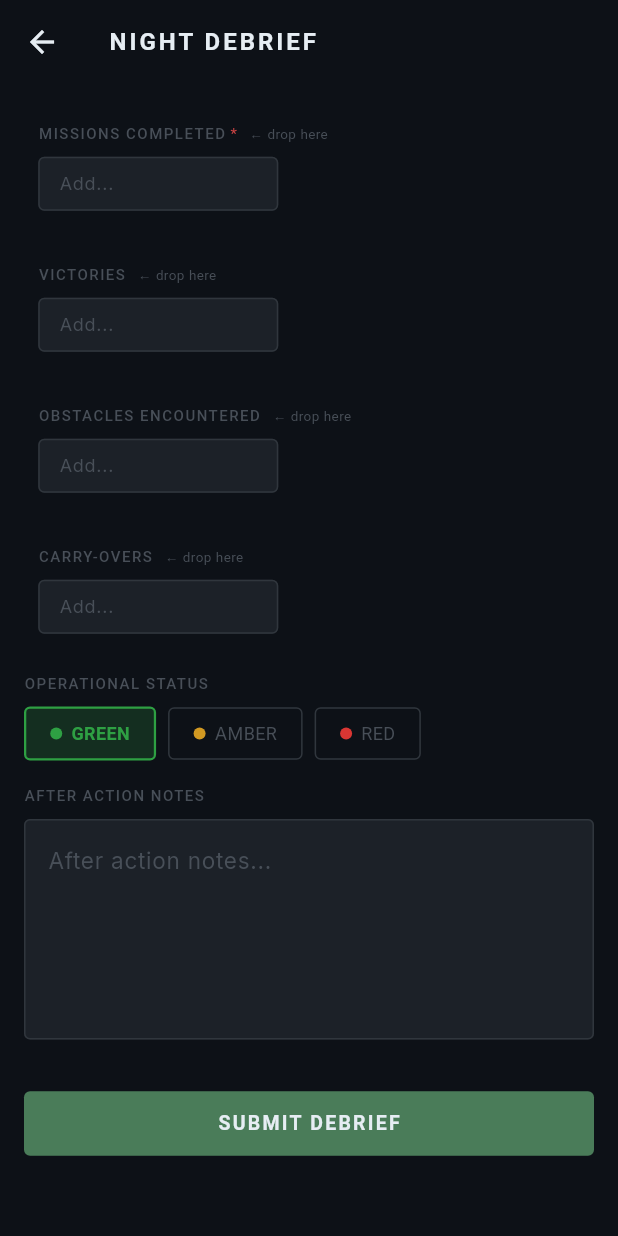
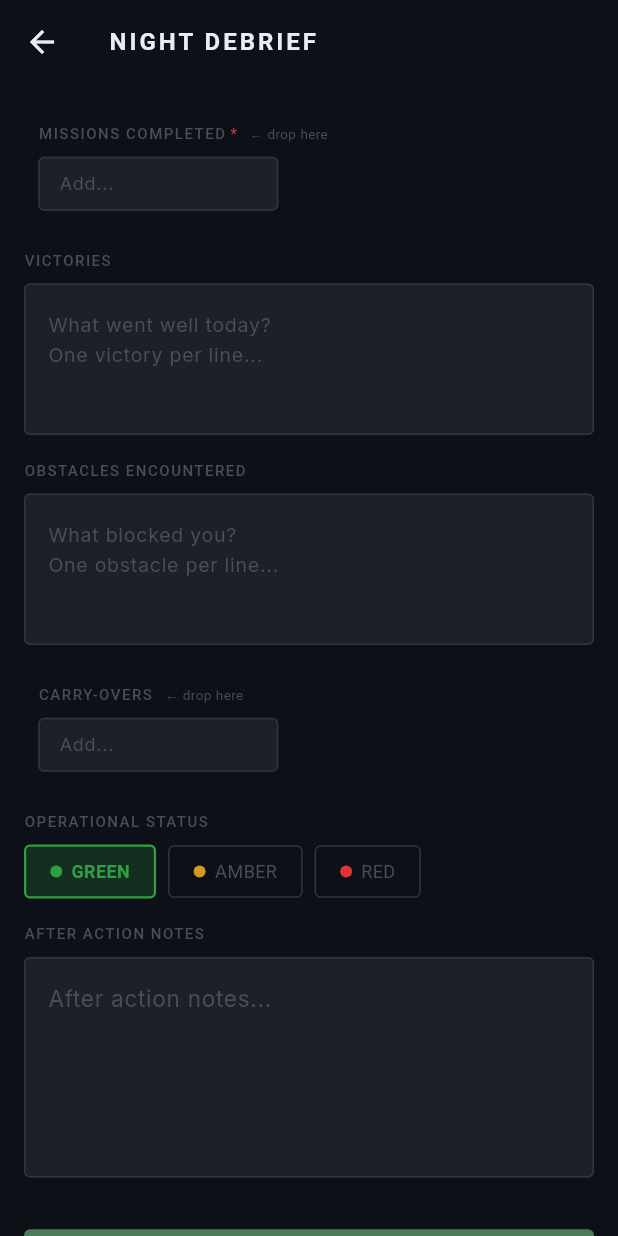
Before and after one commit to TS0047/tactical-ops, a Flutter app: the _DebriefForm screen opened directly, on a phone screen of 412 x 824 dp. Run offline on Flutter 3.47's test engine with Material 3 defaults, Android fonts, the phone set to English and light mode, and no system bars; our stand-ins replace cloud_firestore, firebase_auth, firebase_core, flutter_riverpod, flutter_slidable, freezed_annotation and 2 more; accounts and stored records are empty.

Commit message:
Convert victories and obstacles to free-text inputs in night debrief
Victories and Obstacles were chip-based sections that accepted drag-and-drop
from briefed objectives — confusing UX since they're meant for open reflection,
not task assignment.

- DebriefState: replaced `wins: List<String>` and `blockers: List<String>`
  with `winsText: String` and `blockersText: String`
- Added `setWins()` / `setBlockers()` notifier methods
- submit() splits each text field on newlines before saving to Firestore,
  so the summary screen (which renders List<String>) still works unchanged
- Replaced _ChipSection with _TextAreaSection (3-6 line multiline TextField)
  for both sections; drag-and-drop removed for these two only
- Missions Completed and Carry-Overs retain chip + drag-drop behaviour

Co-Authored-By: Claude Sonnet 4.6 <noreply@anthropic.com>

```diff
--- a/lib/presentation/screens/night_debrief/night_debrief_screen.dart
+++ b/lib/presentation/screens/night_debrief/night_debrief_screen.dart
@@ -5,7 +5,6 @@ import '../../../core/constants/app_colors.dart';
 import '../../../core/constants/app_strings.dart';
 import '../../../core/utils/date_utils.dart';
 import '../../../data/models/debrief.dart';
-import '../../../data/models/task.dart';
 import '../../../presentation/providers/debrief_providers.dart';
 import '../../../presentation/providers/task_providers.dart';
 import '../../../routing/route_names.dart';
@@ -114,20 +113,18 @@ class _DebriefForm extends ConsumerWidget {
             onDrop: (id) => notifier.dropTaskIntoSection(id, 'completed'),
           ),
           const SizedBox(height: 16),
-          _ChipSection(
+          _TextAreaSection(
             label: AppStrings.victories,
-            items: state.wins,
-            onAdd: (v) => notifier.addToSection('wins', v),
-            onRemove: (i) => notifier.removeFromSection('wins', i),
-            onDrop: (id) => notifier.dropTaskIntoSection(id, 'wins'),
+            value: state.winsText,
+            hintText: 'What went well today?\nOne victory per line...',
+            onChanged: notifier.setWins,
           ),
           const SizedBox(height: 16),
-          _ChipSection(
+          _TextAreaSection(
             label: AppStrings.obstaclesEncountered,
-            items: state.blockers,
-            onAdd: (v) => notifier.addToSection('blockers', v),
-            onRemove: (i) => notifier.removeFromSection('blockers', i),
-            onDrop: (id) => notifier.dropTaskIntoSection(id, 'blockers'),
+            value: state.blockersText,
+            hintText: 'What blocked you?\nOne obstacle per line...',
+            onChanged: notifier.setBlockers,
           ),
           const SizedBox(height: 16),
           _ChipSection(
@@ -345,6 +342,48 @@ class _ChipSectionState extends State<_ChipSection> {
   }
 }
 
+// ── Free-text section (victories / obstacles) ─────────────────────────────
+
+class _TextAreaSection extends StatelessWidget {
+  const _TextAreaSection({
+    required this.label,
+    required this.value,
+    required this.hintText,
+    required this.onChanged,
+  });
+
+  final String label;
+  final String value;
+  final String hintText;
+  final void Function(String) onChanged;
+
+  @override
+  Widget build(BuildContext context) {
+    return Column(
+      crossAxisAlignment: CrossAxisAlignment.start,
+      children: [
+        Text(label, style: Theme.of(context).textTheme.labelSmall),
+        const SizedBox(height: 8),
+        TextField(
+          minLines: 3,
+          maxLines: 6,
+          onChanged: onChanged,
+          style: Theme.of(context).textTheme.bodyLarge,
+          decoration: InputDecoration(
+            hintText: hintText,
+            hintStyle: const TextStyle(
+              color: AppColors.textMuted,
+              fontSize: 13,
+              height: 1.5,
+            ),
+            alignLabelWithHint: true,
+          ),
+        ),
+      ],
+    );
+  }
+}
+
 // ── RAG selector ──────────────────────────────────────────────────────────
 
 class _RagSelector extends StatelessWidget {
```
Also changed, not shown: lib/presentation/providers/debrief_providers.dart (+21 -23 lines).
